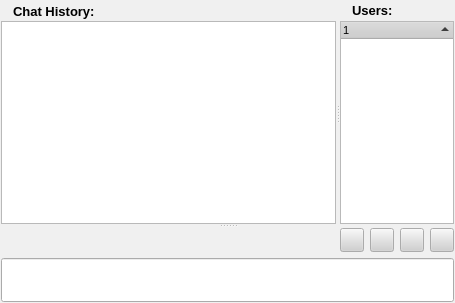
The window that rs-Qt-gui/src/gui/ChatDialog.ui (autoscatto/retroshare) describes before a commit, drawn with Qt 5.
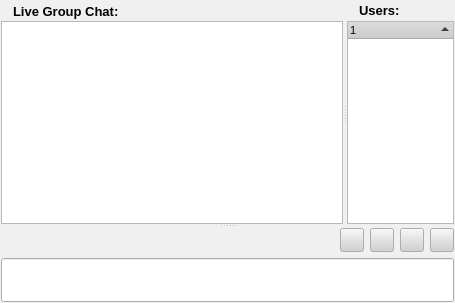
The same window after the commit. Icons and pictures are not drawn.

Diff of the .ui file:
```diff
--- a/rs-Qt-gui/src/gui/ChatDialog.ui
+++ b/rs-Qt-gui/src/gui/ChatDialog.ui
@@ -625,7 +625,7 @@
                </font>
               </property>
               <property name="text" >
-               <string>Chat History:</string>
+               <string>Live Group Chat:</string>
               </property>
              </widget>
             </item>
```
